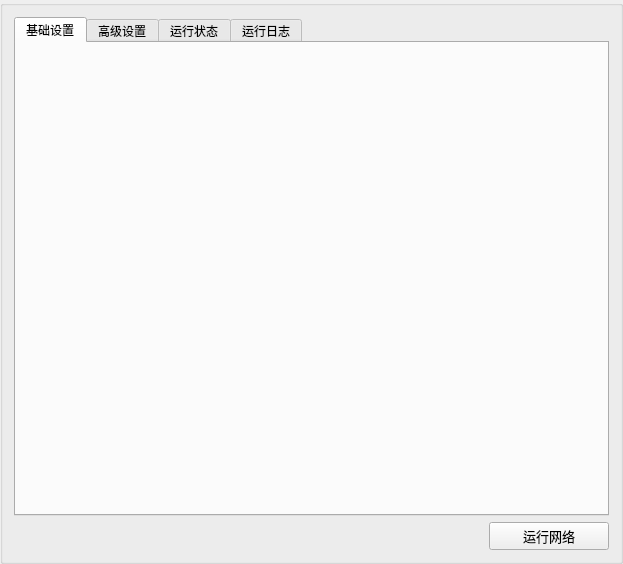
The window that Qt_UI/netpage.ui (myqfeng/qt-easy-tier) describes before a commit, drawn with Qt 5.
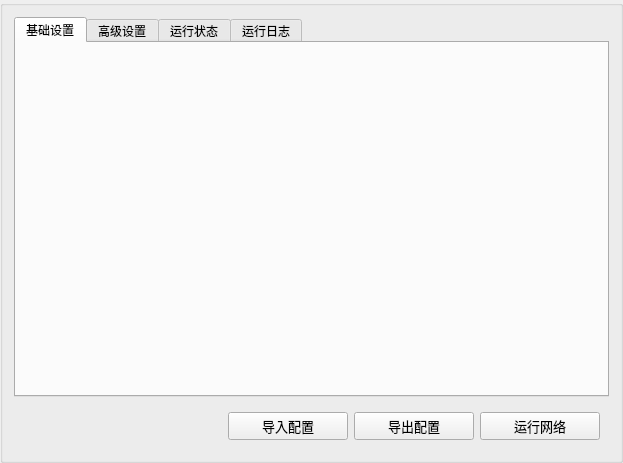
The same window after the commit.

Commit message: 添加配置导入导出功能

```diff
--- a/Qt_UI/netpage.ui
+++ b/Qt_UI/netpage.ui
@@ -7,7 +7,7 @@
     <x>0</x>
     <y>0</y>
     <width>623</width>
-    <height>564</height>
+    <height>463</height>
    </rect>
   </property>
   <property name="sizePolicy">
@@ -53,8 +53,47 @@
      </widget>
     </widget>
    </item>
+   <item alignment="Qt::AlignmentFlag::AlignRight">
+    <widget class="QWidget" name="horizontalWidget" native="true">
+     <layout class="QHBoxLayout" name="horizontalLayout">
+      <item alignment="Qt::AlignmentFlag::AlignRight">
+       <widget class="QPushButton" name="importPushButton">
+        <property name="minimumSize">
+         <size>
+          <width>120</width>
+          <height>0</height>
+         </size>
+        </property>
+        <property name="font">
+         <font>
+          <pointsize>10</pointsize>
+         </font>
+        </property>
+        <property name="text">
+         <string>导入配置</string>
+        </property>
+       </widget>
+      </item>
+      <item alignment="Qt::AlignmentFlag::AlignRight">
+       <widget class="QPushButton" name="exportPushButton">
+        <property name="minimumSize">
+         <size>
+          <width>120</width>
+          <height>0</height>
+         </size>
+        </property>
+        <property name="font">
+         <font>
+          <pointsize>10</pointsize>
+         </font>
+        </property>
+        <property name="text">
+         <string>导出配置</string>
+        </property>
+       </widget>
+      </item>
    <item alignment="Qt::AlignmentFlag::AlignRight|Qt::AlignmentFlag::AlignBottom">
-    <widget class="QPushButton" name="pushButton">
+       <widget class="QPushButton" name="startPushButton">
      <property name="minimumSize">
       <size>
        <width>120</width>
@@ -69,6 +108,9 @@
      <property name="text">
       <string>运行网络</string>
      </property>
+       </widget>
+      </item>
+     </layout>
     </widget>
    </item>
   </layout>
```
Lines whose indentation alone changed are shown as unchanged. The commit also changes 6 other files.
